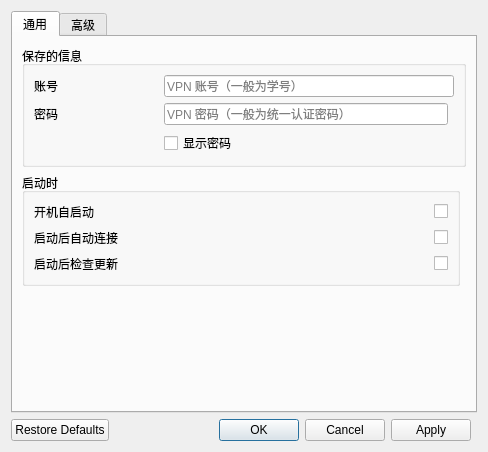
This is settingwindow/settingwindow.ui in Mythologyli/ZJU-Connect-for-Windows as Qt 5 draws it before an edit. The edited form follows.
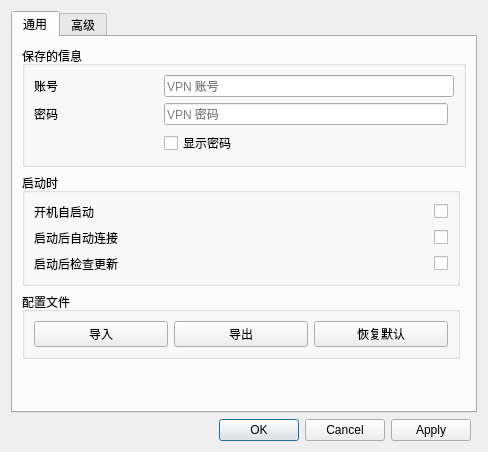
This is the edited form.

Commit message: feat: support import/export profile

The edit to the form file:
```diff
--- a/settingwindow/settingwindow.ui
+++ b/settingwindow/settingwindow.ui
@@ -46,7 +46,7 @@
           <item row="0" column="2" colspan="2">
            <widget class="QLineEdit" name="usernameLineEdit">
             <property name="placeholderText">
-             <string>VPN 账号（一般为学号）</string>
+             <string>VPN 账号</string>
             </property>
            </widget>
           </item>
@@ -70,7 +70,7 @@
              <enum>QLineEdit::EchoMode::Password</enum>
             </property>
             <property name="placeholderText">
-             <string>VPN 密码（一般为统一认证密码）</string>
+             <string>VPN 密码</string>
             </property>
            </widget>
           </item>
@@ -170,6 +170,36 @@
          </property>
         </spacer>
        </item>
+       <item row="3" column="0" rowspan="2">
+        <widget class="QGroupBox" name="profileGroup">
+         <property name="title">
+          <string>配置文件</string>
+         </property>
+         <layout class="QGridLayout" name="gridLayout_5">
+          <item row="0" column="2">
+           <widget class="QPushButton" name="resetDefaultPushButton">
+            <property name="text">
+             <string>恢复默认</string>
+            </property>
+           </widget>
+          </item>
+          <item row="0" column="0">
+           <widget class="QPushButton" name="importPushButton">
+            <property name="text">
+             <string>导入</string>
+            </property>
+           </widget>
+          </item>
+          <item row="0" column="1">
+           <widget class="QPushButton" name="exportPushButton">
+            <property name="text">
+             <string>导出</string>
+            </property>
+           </widget>
+          </item>
+         </layout>
+        </widget>
+       </item>
       </layout>
      </widget>
      <widget class="QWidget" name="zjuConnectTab">
@@ -453,7 +483,7 @@
    <item row="1" column="0">
     <widget class="QDialogButtonBox" name="buttonBox">
      <property name="standardButtons">
-      <set>QDialogButtonBox::StandardButton::Apply|QDialogButtonBox::StandardButton::Cancel|QDialogButtonBox::StandardButton::Ok|QDialogButtonBox::StandardButton::RestoreDefaults</set>
+      <set>QDialogButtonBox::StandardButton::Apply|QDialogButtonBox::StandardButton::Cancel|QDialogButtonBox::StandardButton::Ok</set>
      </property>
     </widget>
    </item>
```
Left out of the diff: 4 changed lines with no effect on the pictures. The commit also changes 2 other files.
